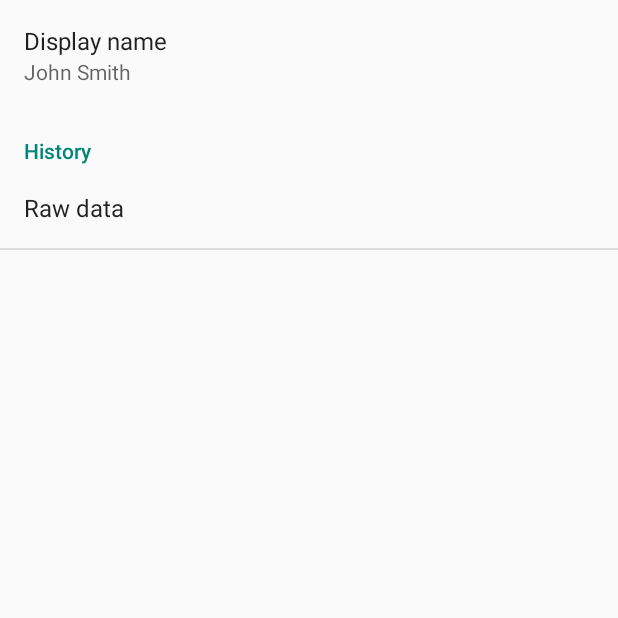
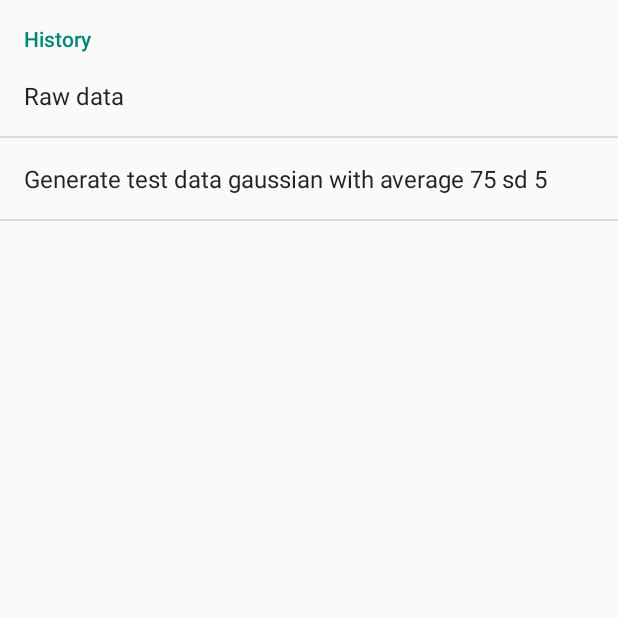
Before and after one commit to aahung/IntoHeart, an Android app: the SettingsActivity screen opened directly, with no data from a screen before it, on a phone screen of 412 x 824 dp, the top half of it. Run offline under Robolectric (Android 15) with nearby library versions, the phone set to English and light mode, and no system bars.

Commit message:
Add the ability to generate test data in database

```diff
--- a/IntoHeart/app/src/main/java/ee3316/intoheart/IHApplication.java
+++ b/IntoHeart/app/src/main/java/ee3316/intoheart/IHApplication.java
@@ -10,6 +10,8 @@ import ee3316.intoheart.Data.InstantHeartRateStore;
 public class IHApplication extends Application {
     public InstantHeartRateStore instantHeartRateStore;
 
+    public MainActivity mainActivity;
+
     public IHApplication() {
         super();
         instantHeartRateStore = new InstantHeartRateStore();
--- a/IntoHeart/app/src/main/java/ee3316/intoheart/MainActivity.java
+++ b/IntoHeart/app/src/main/java/ee3316/intoheart/MainActivity.java
@@ -49,6 +49,8 @@ public class MainActivity extends ActionBarActivity
 
 
         sensorConnectionManager = new SensorConnectionManager(this);
+
+
     }
 
     @Override
@@ -83,6 +85,8 @@ public class MainActivity extends ActionBarActivity
                 = sensorConnectionManager.mBluetoothLeService.
                 connect(sensorConnectionManager.mDeviceAddress);
         }
+
+        ((IHApplication) getApplication()).mainActivity = this;
     }
 
     @Override
--- a/IntoHeart/app/src/main/res/xml/pref_general.xml
+++ b/IntoHeart/app/src/main/res/xml/pref_general.xml
@@ -2,14 +2,6 @@
 
     <!-- NOTE: EditTextPreference accepts EditText attributes. -->
     <!-- NOTE: EditTextPreference's summary should be set to its value by the activity code. -->
-    <EditTextPreference
-        android:key="display_name"
-        android:title="@string/pref_title_display_name"
-        android:defaultValue="@string/pref_default_display_name"
-        android:selectAllOnFocus="true"
-        android:inputType="textCapWords"
-        android:capitalize="words"
-        android:singleLine="true"
-        android:maxLines="1" />
+
 
 </PreferenceScreen>
--- a/IntoHeart/app/src/main/res/xml/pref_history.xml
+++ b/IntoHeart/app/src/main/res/xml/pref_history.xml
@@ -5,4 +5,9 @@
         android:title="@string/pref_title_raw_data"
         ></Preference>
 
+    <Preference
+        android:key="test_gaussian_75_5"
+        android:title="Generate test data gaussian with average 75 sd 5"
+        ></Preference>
+
 </PreferenceScreen>
```
Also changed, not shown: IntoHeart/app/src/main/java/ee3316/intoheart/Data/HeartRateStoreController.java (+47 -5 lines), IntoHeart/app/src/main/java/ee3316/intoheart/RawDataActivity.java (+20 -3 lines), IntoHeart/app/src/main/java/ee3316/intoheart/SettingsActivity.java (+28 -2 lines).
